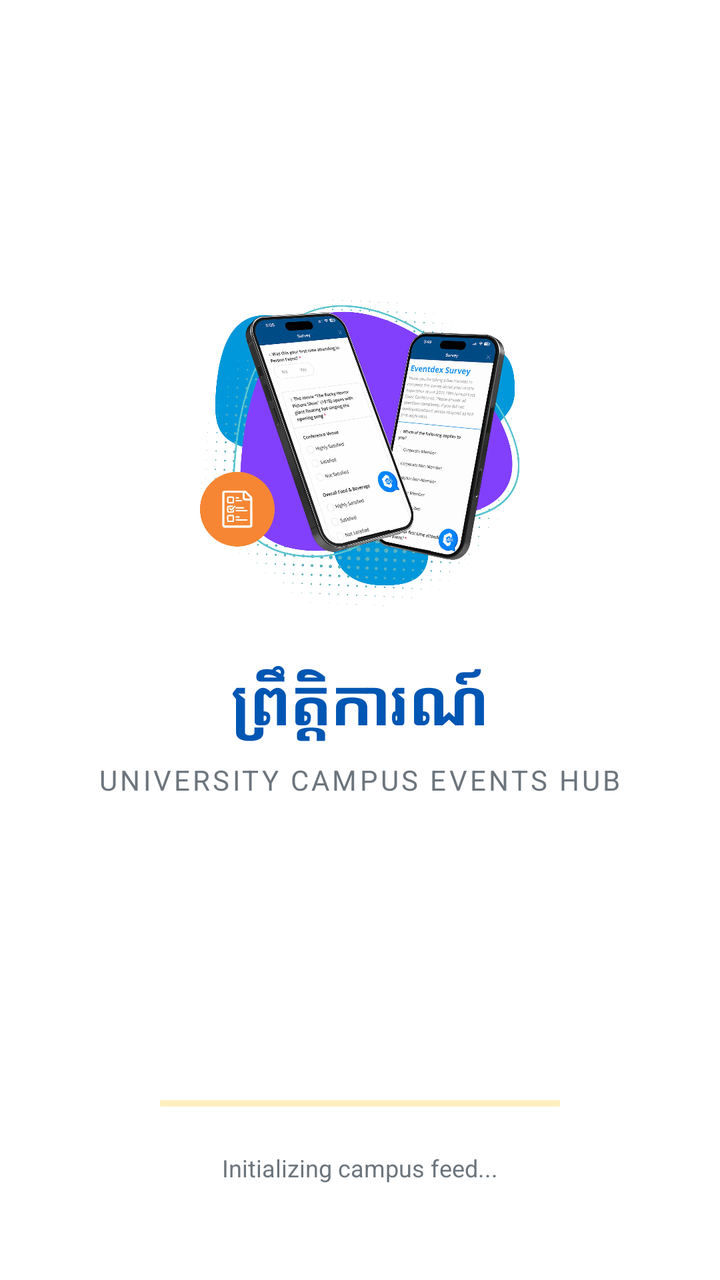
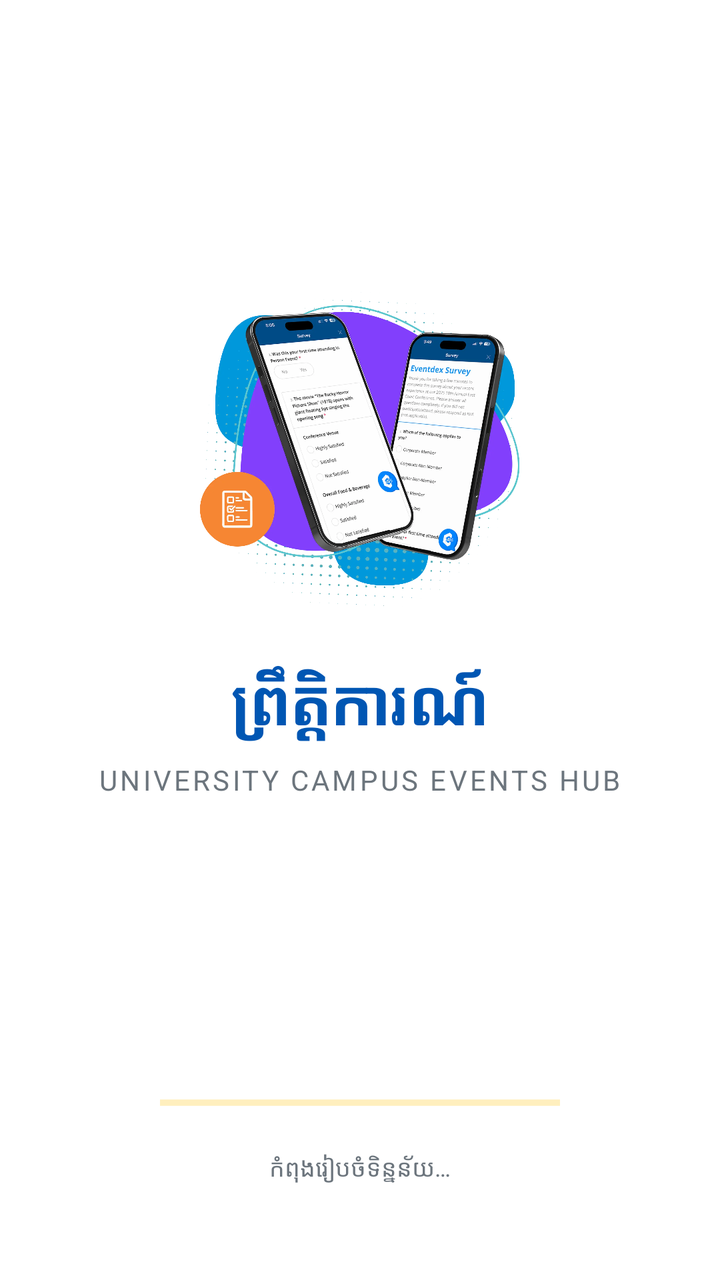

Compare the two renders of this Android layout. The source of the first and the diff that turns it into the second are given below.
<!-- AndroidManifest.xml: application theme Theme.AcademicPulse -->
<!-- res/layout/activity_splash.xml -->
<?xml version="1.0" encoding="utf-8"?>
<androidx.constraintlayout.widget.ConstraintLayout xmlns:android="http://schemas.android.com/apk/res/android"
    xmlns:app="http://schemas.android.com/apk/res-auto"
    android:layout_width="match_parent"
    android:layout_height="match_parent"
    android:background="@color/white">

    <ImageView
        android:id="@+id/logo_container"
        android:layout_width="160dp"
        android:layout_height="160dp"
        android:scaleType="centerInside"
        android:adjustViewBounds="true"
        android:src="@drawable/splashscreen"
        app:layout_constraintBottom_toTopOf="@+id/title_khmer"
        app:layout_constraintEnd_toEndOf="parent"
        app:layout_constraintStart_toStartOf="parent"
        app:layout_constraintTop_toTopOf="parent"
        app:layout_constraintVertical_chainStyle="packed" />

    <TextView
        android:id="@+id/title_khmer"
        android:layout_width="wrap_content"
        android:layout_height="wrap_content"
        android:layout_marginTop="24dp"
        android:text="ព្រឹត្តិការណ៍"
        android:textColor="@color/primary_blue"
        android:textSize="32sp"
        android:textStyle="bold"
        app:layout_constraintBottom_toTopOf="@+id/title_english"
        app:layout_constraintEnd_toEndOf="parent"
        app:layout_constraintStart_toStartOf="parent"
        app:layout_constraintTop_toBottomOf="@+id/logo_container" />

    <TextView
        android:id="@+id/title_english"
        android:layout_width="wrap_content"
        android:layout_height="wrap_content"
        android:layout_marginTop="8dp"
        android:text="UNIVERSITY CAMPUS EVENTS HUB"
        android:textColor="@color/text_grey"
        android:textSize="14sp"
        android:letterSpacing="0.1"
        app:layout_constraintBottom_toTopOf="@+id/progress_bar"
        app:layout_constraintEnd_toEndOf="parent"
        app:layout_constraintStart_toStartOf="parent"
        app:layout_constraintTop_toBottomOf="@+id/title_khmer" />

    <ProgressBar
        android:id="@+id/progress_bar"
        style="?android:attr/progressBarStyleHorizontal"
        android:layout_width="200dp"
        android:layout_height="wrap_content"
        android:layout_marginBottom="16dp"
        android:indeterminate="true"
        app:layout_constraintBottom_toTopOf="@+id/status_text"
        app:layout_constraintEnd_toEndOf="parent"
        app:layout_constraintStart_toStartOf="parent" />

    <TextView
        android:id="@+id/status_text"
        android:layout_width="wrap_content"
        android:layout_height="wrap_content"
        android:layout_marginBottom="48dp"
        android:text="Initializing campus feed..."
        android:textColor="@color/text_grey"
        android:textSize="12sp"
        app:layout_constraintBottom_toBottomOf="parent"
        app:layout_constraintEnd_toEndOf="parent"
        app:layout_constraintStart_toStartOf="parent" />

</androidx.constraintlayout.widget.ConstraintLayout>
<!-- resources referenced by this layout -->
<resources>
  <color name="primary_blue">#0056B3</color>
  <color name="text_grey">#6C757D</color>
  <color name="white">#FFFFFF</color>
  <!-- drawable splashscreen: webp bitmap (drawable-nodpi, 126262 bytes) -->
  <style name="Theme.AcademicPulse" parent="Theme.MaterialComponents.Light.NoActionBar">
          
          <item name="colorPrimary">@color/primary_blue</item>
          <item name="colorPrimaryVariant">@color/primary_blue</item>
          <item name="colorOnPrimary">@color/white</item>
          
          <item name="colorSecondary">@color/accent_yellow</item>
          <item name="colorSecondaryVariant">@color/accent_yellow</item>
          <item name="colorOnSecondary">@color/black</item>
          
          <item name="android:statusBarColor">@color/primary_blue</item>
          <item name="android:windowLightStatusBar" tools:targetApi="m">false</item>
      </style>
  <color name="accent_yellow">#FFC107</color>
  <color name="black">#000000</color>
</resources>

<!-- the commit's change to res/layout/activity_splash.xml (unified diff, before → after) -->
@@ -12,6 +12,7 @@
         android:scaleType="centerInside"
         android:adjustViewBounds="true"
         android:src="@drawable/splashscreen"
+        android:contentDescription="@string/app_name"
         app:layout_constraintBottom_toTopOf="@+id/title_khmer"
         app:layout_constraintEnd_toEndOf="parent"
         app:layout_constraintStart_toStartOf="parent"
@@ -23,7 +24,7 @@
         android:layout_width="wrap_content"
         android:layout_height="wrap_content"
         android:layout_marginTop="24dp"
-        android:text="ព្រឹត្តិការណ៍"
+        android:text="@string/event"
         android:textColor="@color/primary_blue"
         android:textSize="32sp"
         android:textStyle="bold"
@@ -62,7 +63,7 @@
         android:layout_width="wrap_content"
         android:layout_height="wrap_content"
         android:layout_marginBottom="48dp"
-        android:text="Initializing campus feed..."
+        android:text="@string/initializing"
         android:textColor="@color/text_grey"
         android:textSize="12sp"
         app:layout_constraintBottom_toBottomOf="parent"
<!-- resource entries referenced after the edit -->
@@ -4,6 +4,9 @@
   <color name="text_grey">#6C757D</color>
   <color name="white">#FFFFFF</color>
   <!-- drawable splashscreen: webp bitmap (drawable-nodpi, 126262 bytes) -->
+  <string name="app_name">Event Management</string>
+  <string name="event">ព្រឹត្តិការណ៍</string>
+  <string name="initializing">កំពុងរៀបចំទិន្នន័យ…</string>
   <style name="Theme.AcademicPulse" parent="Theme.MaterialComponents.Light.NoActionBar">
           
           <item name="colorPrimary">@color/primary_blue</item>
